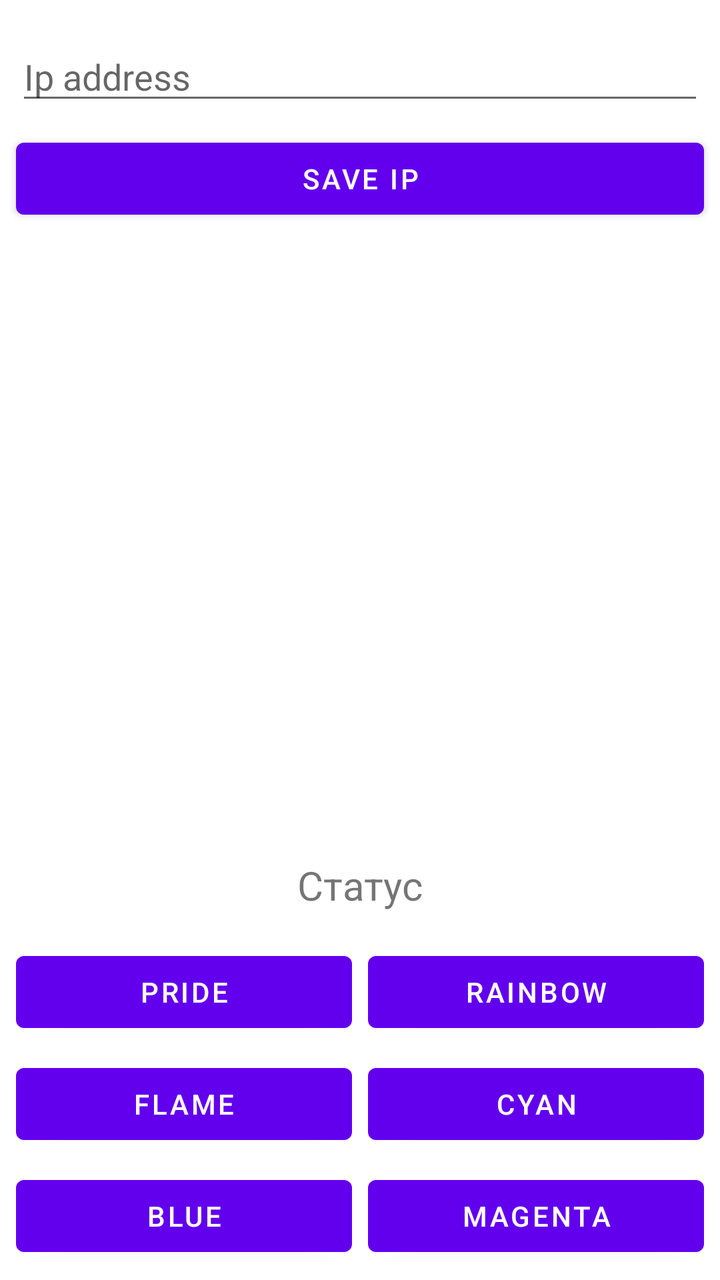
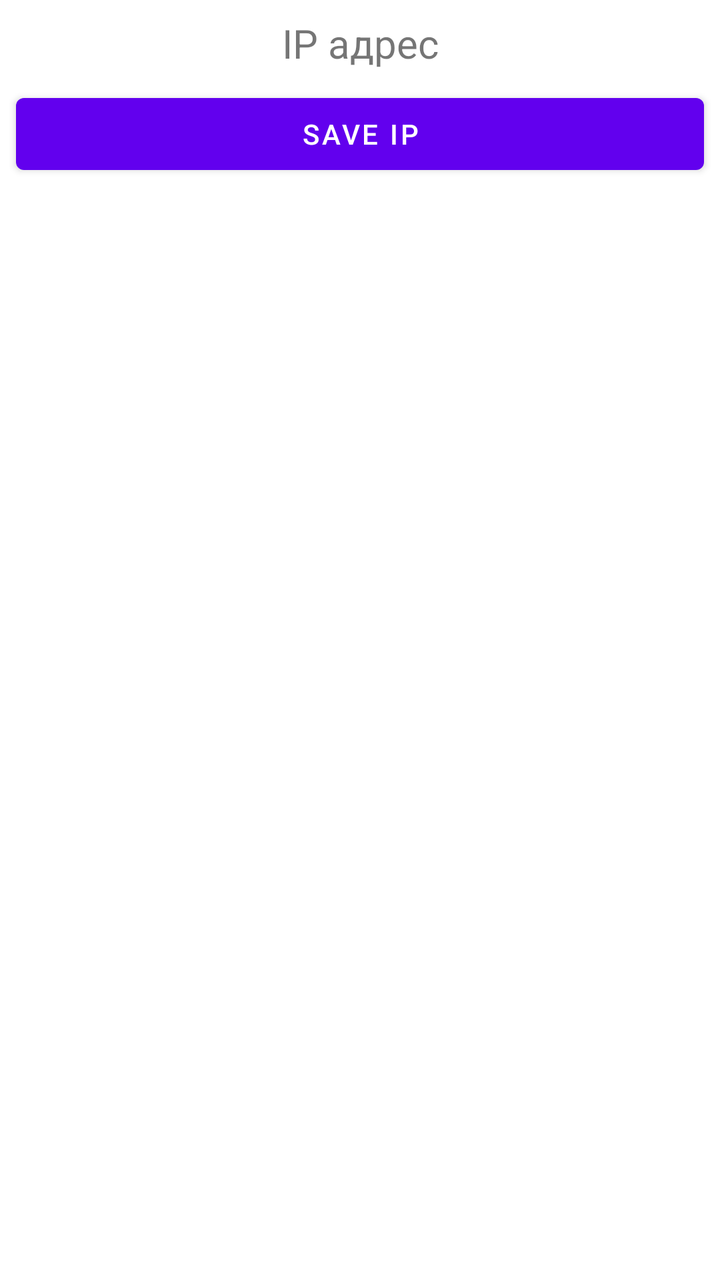

An Android layout rendered at two revisions. The XML below is the earlier revision; the diff shows what the commit changed to produce the second picture.
<!-- AndroidManifest.xml: application theme Theme.AdressLentaWiFi -->
<!-- res/layout/activity_main.xml -->
<?xml version="1.0" encoding="utf-8"?>
<androidx.constraintlayout.widget.ConstraintLayout xmlns:android="http://schemas.android.com/apk/res/android"
    xmlns:app="http://schemas.android.com/apk/res-auto"
    xmlns:tools="http://schemas.android.com/tools"
    android:layout_width="match_parent"
    android:layout_height="match_parent"
    tools:context=".MainActivity">

    <Button
        android:id="@+id/bLed12"
        android:layout_width="0dp"
        android:layout_height="wrap_content"
        android:layout_marginBottom="8dp"
        android:text="Rainbow"
        app:layout_constraintBottom_toTopOf="@+id/bLed22"
        app:layout_constraintEnd_toEndOf="@+id/bLed22"
        app:layout_constraintStart_toStartOf="@+id/bLed22" />

    <Button
        android:id="@+id/bLed22"
        android:layout_width="0dp"
        android:layout_height="wrap_content"
        android:layout_marginStart="8dp"
        android:layout_marginBottom="8dp"
        android:text="Cyan"
        app:layout_constraintBottom_toTopOf="@+id/bLed32"
        app:layout_constraintEnd_toEndOf="@+id/bLed32"
        app:layout_constraintStart_toEndOf="@+id/bLed31" />

    <Button
        android:id="@+id/bLed32"
        android:layout_width="0dp"
        android:layout_height="wrap_content"
        android:layout_marginStart="8dp"
        android:layout_marginEnd="8dp"
        android:layout_marginBottom="8dp"
        android:text="Magenta"
        app:layout_constraintBottom_toBottomOf="parent"
        app:layout_constraintEnd_toEndOf="parent"
        app:layout_constraintStart_toEndOf="@+id/bLed31" />

    <Button
        android:id="@+id/bSave"
        android:layout_width="0dp"
        android:layout_height="wrap_content"
        android:layout_marginTop="8dp"
        android:text="Save Ip"
        app:layout_constraintEnd_toEndOf="@+id/edIp"
        app:layout_constraintStart_toStartOf="@+id/edIp"
        app:layout_constraintTop_toBottomOf="@+id/edIp" />

    <Button
        android:id="@+id/bLed31"
        android:layout_width="0dp"
        android:layout_height="wrap_content"
        android:layout_marginStart="8dp"
        android:layout_marginBottom="8dp"
        android:text="Blue"
        app:layout_constraintBottom_toBottomOf="parent"
        app:layout_constraintEnd_toStartOf="@+id/bLed32"
        app:layout_constraintStart_toStartOf="parent" />

    <Button
        android:id="@+id/bLed21"
        android:layout_width="0dp"
        android:layout_height="wrap_content"
        android:layout_marginBottom="8dp"
        android:text="Flame"
        app:layout_constraintBottom_toTopOf="@+id/bLed31"
        app:layout_constraintEnd_toEndOf="@+id/bLed31"
        app:layout_constraintStart_toStartOf="@+id/bLed31" />

    <Button
        android:id="@+id/bLed11"
        android:layout_width="0dp"
        android:layout_height="wrap_content"
        android:layout_marginBottom="8dp"
        android:text="Pride"
        app:layout_constraintBottom_toTopOf="@+id/bLed21"
        app:layout_constraintEnd_toEndOf="@+id/bLed21"
        app:layout_constraintStart_toStartOf="@+id/bLed21" />

    <EditText
        android:id="@+id/edIp"
        android:layout_width="0dp"
        android:layout_height="wrap_content"
        android:layout_marginStart="8dp"
        android:layout_marginTop="16dp"
        android:layout_marginEnd="8dp"
        android:ems="10"
        android:hint="Ip address"
        android:inputType="textPersonName"
        app:layout_constraintEnd_toEndOf="parent"
        app:layout_constraintStart_toStartOf="parent"
        app:layout_constraintTop_toTopOf="parent" />

    <TextView
        android:id="@+id/tvStatus"
        android:layout_width="0dp"
        android:layout_height="wrap_content"
        android:layout_marginStart="8dp"
        android:layout_marginEnd="8dp"
        android:layout_marginBottom="16dp"
        android:gravity="center"
        android:text="@string/status"
        android:textSize="20sp"
        app:layout_constraintBottom_toTopOf="@+id/bLed11"
        app:layout_constraintEnd_toEndOf="@+id/bLed12"
        app:layout_constraintStart_toStartOf="@+id/bLed11" />

</androidx.constraintlayout.widget.ConstraintLayout>
<!-- resources referenced by this layout -->
<resources>
  <string name="status">Статус</string>
  <style name="Theme.AdressLentaWiFi" parent="Theme.MaterialComponents.DayNight.DarkActionBar">
          
          <item name="colorPrimary">@color/purple_500</item>
          <item name="colorPrimaryVariant">@color/purple_700</item>
          <item name="colorOnPrimary">@color/white</item>
          
          <item name="colorSecondary">@color/teal_200</item>
          <item name="colorSecondaryVariant">@color/teal_700</item>
          <item name="colorOnSecondary">@color/black</item>
          
          <item name="android:statusBarColor" tools:targetApi="l">?attr/colorPrimaryVariant</item>
          
      </style>
  <color name="purple_500">#FF6200EE</color>
  <color name="purple_700">#FF3700B3</color>
  <color name="white">#FFFFFFFF</color>
  <color name="teal_200">#FF03DAC5</color>
  <color name="teal_700">#FF018786</color>
  <color name="black">#FF000000</color>
</resources>

<!-- the commit's change to res/layout/activity_main.xml (unified diff, before → after) -->
@@ -4,108 +4,52 @@
     xmlns:tools="http://schemas.android.com/tools"
     android:layout_width="match_parent"
     android:layout_height="match_parent"
-    tools:context=".MainActivity">
+    tools:context=".main.MainActivity">
 
-    <Button
-        android:id="@+id/bLed12"
-        android:layout_width="0dp"
-        android:layout_height="wrap_content"
-        android:layout_marginBottom="8dp"
-        android:text="Rainbow"
-        app:layout_constraintBottom_toTopOf="@+id/bLed22"
-        app:layout_constraintEnd_toEndOf="@+id/bLed22"
-        app:layout_constraintStart_toStartOf="@+id/bLed22" />
-
-    <Button
-        android:id="@+id/bLed22"
+    <TextView
+        android:id="@+id/edIp"
         android:layout_width="0dp"
         android:layout_height="wrap_content"
         android:layout_marginStart="8dp"
-        android:layout_marginBottom="8dp"
-        android:text="Cyan"
-        app:layout_constraintBottom_toTopOf="@+id/bLed32"
-        app:layout_constraintEnd_toEndOf="@+id/bLed32"
-        app:layout_constraintStart_toEndOf="@+id/bLed31" />
-
-    <Button
-        android:id="@+id/bLed32"
-        android:layout_width="0dp"
-        android:layout_height="wrap_content"
-        android:layout_marginStart="8dp"
+        android:layout_marginTop="8dp"
         android:layout_marginEnd="8dp"
-        android:layout_marginBottom="8dp"
-        android:text="Magenta"
-        app:layout_constraintBottom_toBottomOf="parent"
+        android:gravity="center"
+        android:text="@string/status"
+        android:textSize="20sp"
         app:layout_constraintEnd_toEndOf="parent"
-        app:layout_constraintStart_toEndOf="@+id/bLed31" />
+        app:layout_constraintStart_toStartOf="parent"
+        app:layout_constraintTop_toTopOf="parent" />
 
     <Button
         android:id="@+id/bSave"
         android:layout_width="0dp"
         android:layout_height="wrap_content"
         android:layout_marginTop="8dp"
-        android:text="Save Ip"
+        android:text="@string/save_ip"
         app:layout_constraintEnd_toEndOf="@+id/edIp"
         app:layout_constraintStart_toStartOf="@+id/edIp"
         app:layout_constraintTop_toBottomOf="@+id/edIp" />
 
-    <Button
-        android:id="@+id/bLed31"
+    <androidx.recyclerview.widget.RecyclerView
+        android:id="@+id/rv_effects"
         android:layout_width="0dp"
-        android:layout_height="wrap_content"
+        android:layout_height="0dp"
         android:layout_marginStart="8dp"
+        android:layout_marginTop="8dp"
+        android:layout_marginEnd="8dp"
         android:layout_marginBottom="8dp"
-        android:text="Blue"
         app:layout_constraintBottom_toBottomOf="parent"
-        app:layout_constraintEnd_toStartOf="@+id/bLed32"
-        app:layout_constraintStart_toStartOf="parent" />
-
-    <Button
-        android:id="@+id/bLed21"
-        android:layout_width="0dp"
-        android:layout_height="wrap_content"
-        android:layout_marginBottom="8dp"
-        android:text="Flame"
-        app:layout_constraintBottom_toTopOf="@+id/bLed31"
-        app:layout_constraintEnd_toEndOf="@+id/bLed31"
-        app:layout_constraintStart_toStartOf="@+id/bLed31" />
-
-    <Button
-        android:id="@+id/bLed11"
-        android:layout_width="0dp"
-        android:layout_height="wrap_content"
-        android:layout_marginBottom="8dp"
-        android:text="Pride"
-        app:layout_constraintBottom_toTopOf="@+id/bLed21"
-        app:layout_constraintEnd_toEndOf="@+id/bLed21"
-        app:layout_constraintStart_toStartOf="@+id/bLed21" />
-
-    <EditText
-        android:id="@+id/edIp"
-        android:layout_width="0dp"
-        android:layout_height="wrap_content"
-        android:layout_marginStart="8dp"
-        android:layout_marginTop="16dp"
-        android:layout_marginEnd="8dp"
-        android:ems="10"
-        android:hint="Ip address"
-        android:inputType="textPersonName"
         app:layout_constraintEnd_toEndOf="parent"
         app:layout_constraintStart_toStartOf="parent"
-        app:layout_constraintTop_toTopOf="parent" />
+        app:layout_constraintTop_toBottomOf="@+id/bSave" />
 
     <TextView
-        android:id="@+id/tvStatus"
-        android:layout_width="0dp"
-        android:layout_height="wrap_content"
-        android:layout_marginStart="8dp"
-        android:layout_marginEnd="8dp"
-        android:layout_marginBottom="16dp"
+        android:id="@+id/empty_view_effects"
+        android:layout_width="match_parent"
+        android:layout_height="match_parent"
         android:gravity="center"
-        android:text="@string/status"
-        android:textSize="20sp"
-        app:layout_constraintBottom_toTopOf="@+id/bLed11"
-        app:layout_constraintEnd_toEndOf="@+id/bLed12"
-        app:layout_constraintStart_toStartOf="@+id/bLed11" />
-
+        android:textSize="18sp"
+        android:visibility="gone"
+        android:text="@string/no_data"
+        tools:visibility = "gone"/>
 </androidx.constraintlayout.widget.ConstraintLayout>
<!-- resource entries referenced after the edit -->
@@ -1,6 +1,8 @@
 <!-- resources referenced by this layout -->
 <resources>
-  <string name="status">Статус</string>
+  <string name="no_data">Нет данных.</string>
+  <string name="save_ip">Save Ip</string>
+  <string name="status">IP адрес</string>
   <style name="Theme.AdressLentaWiFi" parent="Theme.MaterialComponents.DayNight.DarkActionBar">
           
           <item name="colorPrimary">@color/purple_500</item>
